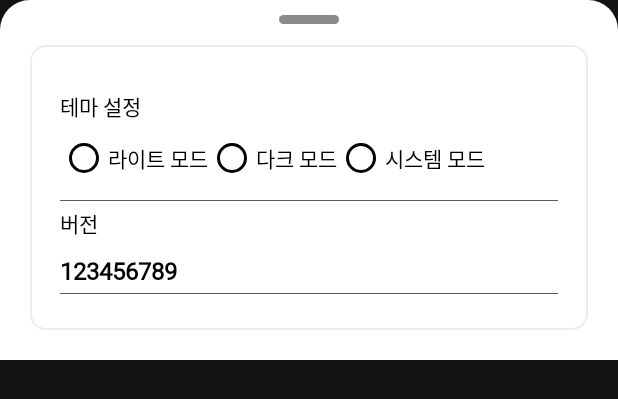
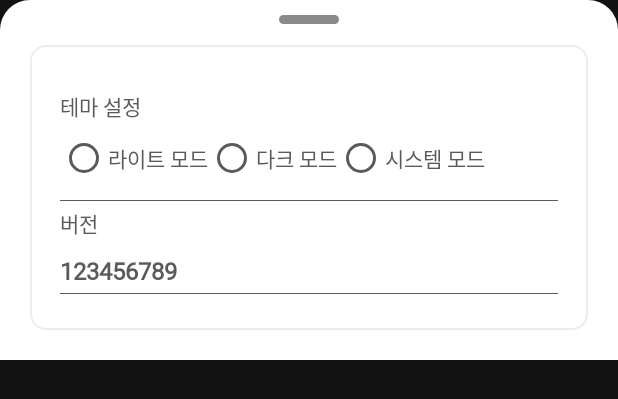
Before and after one commit to y2kpaulh/Meal-AOS, an Android app: the layout bottom_sheet_app_info.xml on its own in the app's theme, with its tools: preview values and no code run, on a phone screen of 412 x 824 dp. Shown: the top 399 px of the screen. Run offline under Robolectric (Android 15) with nearby library versions, the phone set to English and light mode, and no system bars.

Commit message:
컬러값 수정

```diff
--- a/app/src/main/res/values-night/colors.xml
+++ b/app/src/main/res/values-night/colors.xml
@@ -6,6 +6,6 @@
     <color name="sub_text">#A2A2A2</color>
     <color name="divider">#5A5A5A</color>
 
-    <color name="theme_layout_color">#000000</color>
+    <color name="theme_layout_color">#2B2D30</color>
     <color name="theme_text_color">#FFFFFF</color>
 </resources>
--- a/app/src/main/res/values/colors.xml
+++ b/app/src/main/res/values/colors.xml
@@ -17,5 +17,5 @@
     <color name="divider">#5A5A5A</color>
 
     <color name="theme_layout_color">#FFFFFF</color>
-    <color name="theme_text_color">#000000</color>
+    <color name="theme_text_color">@color/main_text</color>
 </resources>
```
